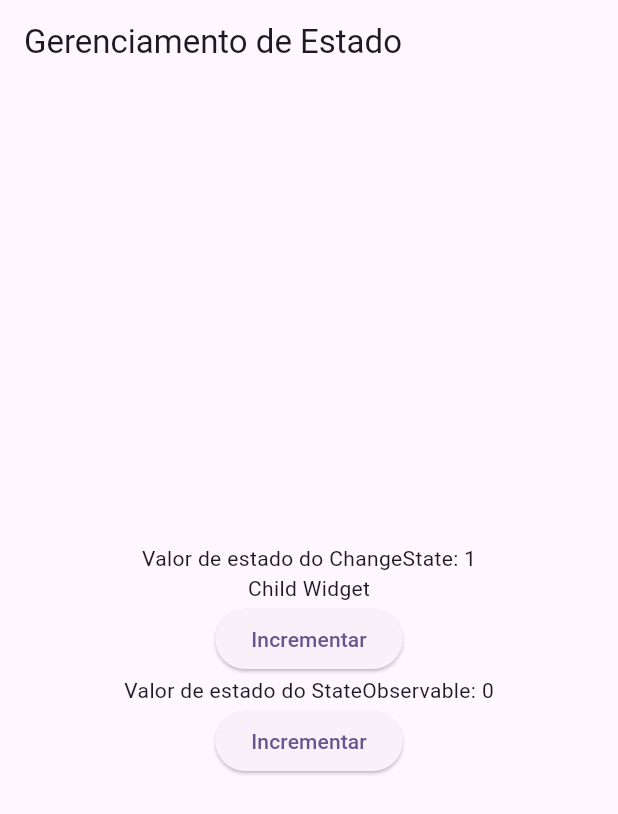
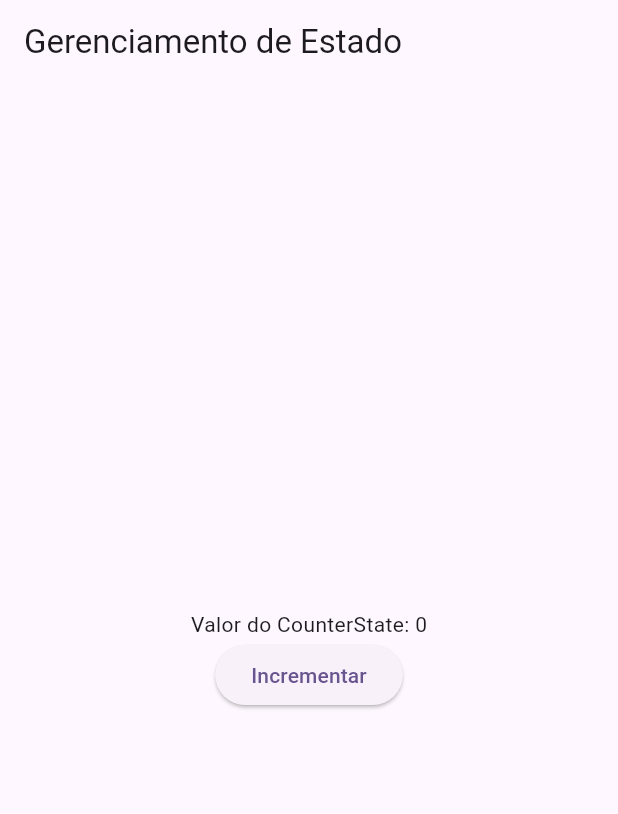
Before and after one commit to ericdiasblu/gerenciamento-estado-flutter, a Flutter app: the screen it shows after launch, after a tap on "Incrementar", on a phone screen of 412 x 824 dp. Shown: the top 814 px of the screen. Run offline on Flutter 3.47's test engine with Material 3 defaults, Android fonts, the phone set to English and light mode, and no system bars.

Commit message:
ObservableStateBuilder, usando para atualizar quando o counter for par e mostrando na SnackBar

```diff
--- /dev/null
+++ b/lib/builders/observable_state_builder.dart
@@ -0,0 +1,63 @@
+import 'package:flutter/material.dart';
+import 'package:gerenciamento_estado/controllers/state_observable.dart';
+
+class ObservableStateBuilder<T> extends StatefulWidget {
+  final StateObservable<T> stateObservable;
+  final Widget Function(BuildContext context, T state, Widget? child) builder;
+  final bool Function(T oldState, T newState)? buildWhen;
+  final Widget? child;
+  final void Function(BuildContext context, T state)? listener;
+
+  const ObservableStateBuilder({
+    super.key,
+    required this.stateObservable,
+    required this.builder,
+    this.listener,
+    this.child,
+    this.buildWhen,
+  });
+
+  @override
+  State<ObservableStateBuilder<T>> createState() =>
+      _ObservableStateBuilderState<T>();
+}
+
+class _ObservableStateBuilderState<T> extends State<ObservableStateBuilder<T>> {
+  late T state;
+
+  @override
+  void initState() {
+    widget.stateObservable.addListener(callback);
+    state = widget.stateObservable.state;
+    super.initState();
+  }
+
+  void callback() {
+    if (shouldRebuild()) {
+      state = widget.stateObservable.state;
+      if (widget.listener != null) {
+        widget.listener!(context, state);
+      }
+      setState(() {});
+    }
+    state = widget.stateObservable.state;
+  }
+
+  bool shouldRebuild() {
+    if (widget.buildWhen != null) {
+      return widget.buildWhen!(state, widget.stateObservable.state);
+    }
+    return true;
+  }
+
+  @override
+  Widget build(BuildContext context) {
+    return widget.builder(context, state, widget.child);
+  }
+
+  @override
+  void dispose() {
+    widget.stateObservable.removeListener(callback);
+    super.dispose();
+  }
+}
--- a/lib/main.dart
+++ b/lib/main.dart
@@ -1,5 +1,6 @@
 import 'package:flutter/material.dart';
 import 'package:gerenciamento_estado/builders/observable_builder.dart';
+import 'package:gerenciamento_estado/builders/observable_state_builder.dart';
 import 'package:gerenciamento_estado/classes/counter_state.dart';
 import 'package:gerenciamento_estado/controllers/state_observable.dart';
 
@@ -33,11 +34,6 @@ class _MyHomePageState extends State<MyHomePage> {
   final observableCounter = StateObservable(0);
   final counterState = CounterState();
 
-  initState() {
-    observableCounter.addListener(callback);
-    super.initState();
-  }
-
   void callback() {
     setState(() {});
   }
@@ -50,43 +46,30 @@ class _MyHomePageState extends State<MyHomePage> {
         child: Column(
           mainAxisAlignment: MainAxisAlignment.center,
           children: [
-            ObservableBuilder(
-              observable: counterState,
-              child: const Text("Child Widget"),
-              builder: (context, child) {
-                return Column(
-                  children: [
-                    Text(
-                      "Valor de estado do ChangeState: ${counterState.counter}",
-                    ),
-                    child!,
-                  ],
+            ObservableStateBuilder(
+              stateObservable: observableCounter,
+              listener: (context, state) {
+                ScaffoldMessenger.of(context).removeCurrentSnackBar();
+                ScaffoldMessenger.of(context).showSnackBar(
+                  SnackBar(content: Text('Valor do CounterState: $state')),
                 );
               },
-            ),
-            ElevatedButton(
-              onPressed: () {
-                counterState.increment();
+              buildWhen: (oldState, newState) {
+                return newState % 2 == 0;
               },
-              child: Text("Incrementar"),
-            ),
-            Text(
-              "Valor de estado do StateObservable: ${observableCounter.state}",
+              builder: (context, state, child) {
+                return Text('Valor do CounterState: $state');
+              },
             ),
             ElevatedButton(
               onPressed: () {
                 observableCounter.state++;
               },
-              child: Text("Incrementar"),
+              child: const Text('Incrementar'),
             ),
           ],
         ),
       ),
     );
   }
-
-  void dispose() {
-    observableCounter.removeListener(callback);
-    super.dispose();
-  }
 }
```
